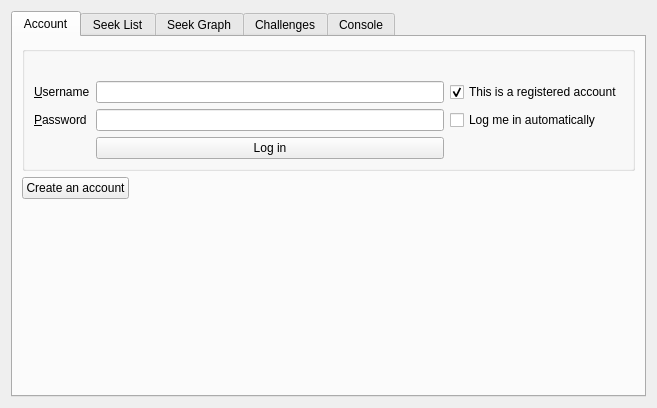
First picture: the form in src/proto/ficsdialog.ui, repository KDE/knights, before the edit.
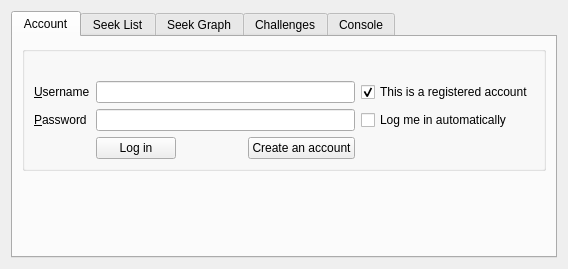
Second picture: the form after the edit. Custom widgets are drawn as their Qt base class.

Commit message: Implement sizeHint() for FicsDialog, rename Reject=>Decline

Patch:
```diff
--- a/src/proto/ficsdialog.ui
+++ b/src/proto/ficsdialog.ui
@@ -6,8 +6,8 @@
    <rect>
     <x>0</x>
     <y>0</y>
-    <width>657</width>
-    <height>408</height>
+    <width>568</width>
+    <height>269</height>
    </rect>
   </property>
   <layout class="QVBoxLayout" name="verticalLayout">
@@ -32,13 +32,20 @@
       <attribute name="title">
        <string>Account</string>
       </attribute>
-      <layout class="QGridLayout" name="gridLayout">
-       <item row="0" column="0" colspan="2">
+      <layout class="QVBoxLayout" name="verticalLayout_3">
+       <item>
         <widget class="QGroupBox" name="logInGroup">
          <property name="title">
           <string/>
          </property>
          <layout class="QGridLayout" name="gridLayout_2">
+          <item row="0" column="0" colspan="5">
+           <widget class="QLabel" name="logInStatusLabel">
+            <property name="text">
+             <string/>
+            </property>
+           </widget>
+          </item>
           <item row="1" column="0">
            <widget class="QLabel" name="usernameLabel">
             <property name="text">
@@ -49,7 +56,7 @@
             </property>
            </widget>
           </item>
-          <item row="1" column="1">
+          <item row="1" column="1" colspan="3">
            <widget class="KLineEdit" name="usernameLineEdit">
             <property name="urlDropsEnabled">
              <bool>false</bool>
@@ -59,7 +66,17 @@
             </property>
            </widget>
           </item>
-          <item row="3" column="0">
+          <item row="1" column="4">
+           <widget class="QCheckBox" name="registeredCheckBox">
+            <property name="text">
+             <string>This is a registered account</string>
+            </property>
+            <property name="checked">
+             <bool>true</bool>
+            </property>
+           </widget>
+          </item>
+          <item row="2" column="0">
            <widget class="QLabel" name="passwordLabel">
             <property name="text">
              <string>&amp;Password</string>
@@ -69,7 +86,7 @@
             </property>
            </widget>
           </item>
-          <item row="3" column="1">
+          <item row="2" column="1" colspan="3">
            <widget class="KLineEdit" name="passwordLineEdit">
             <property name="urlDropsEnabled">
              <bool>false</bool>
@@ -82,24 +99,14 @@
             </property>
            </widget>
           </item>
-          <item row="0" column="0" colspan="3">
-           <widget class="QLabel" name="logInStatusLabel">
+          <item row="2" column="4">
+           <widget class="QCheckBox" name="rememberCheckBox">
             <property name="text">
-             <string/>
+             <string>Log me in automatically</string>
             </property>
            </widget>
           </item>
-          <item row="1" column="2">
-           <widget class="QCheckBox" name="registeredCheckBox">
-            <property name="text">
-             <string>This is a registered account</string>
-            </property>
-            <property name="checked">
-             <bool>true</bool>
-            </property>
-           </widget>
-          </item>
-          <item row="4" column="1">
+          <item row="3" column="1">
            <widget class="KPushButton" name="logInButton">
             <property name="text">
              <string>Log in</string>
@@ -107,16 +114,29 @@
            </widget>
           </item>
           <item row="3" column="2">
-           <widget class="QCheckBox" name="rememberCheckBox">
+           <spacer name="horizontalSpacer_2">
+            <property name="orientation">
+             <enum>Qt::Horizontal</enum>
+            </property>
+            <property name="sizeHint" stdset="0">
+             <size>
+              <width>40</width>
+              <height>20</height>
+             </size>
+            </property>
+           </spacer>
+          </item>
+          <item row="3" column="3">
+           <widget class="KPushButton" name="registerButton">
             <property name="text">
-             <string>Log me in automatically</string>
+             <string>Create an account</string>
             </property>
            </widget>
           </item>
          </layout>
         </widget>
        </item>
-       <item row="5" column="0">
+       <item>
         <spacer name="verticalSpacer">
          <property name="orientation">
           <enum>Qt::Vertical</enum>
@@ -129,26 +149,6 @@
          </property>
         </spacer>
        </item>
-       <item row="2" column="0">
-        <widget class="KPushButton" name="registerButton">
-         <property name="text">
-          <string>Create an account</string>
-         </property>
-        </widget>
-       </item>
-       <item row="2" column="1">
-        <spacer name="horizontalSpacer">
-         <property name="orientation">
-          <enum>Qt::Horizontal</enum>
-         </property>
-         <property name="sizeHint" stdset="0">
-          <size>
-           <width>40</width>
-           <height>20</height>
-          </size>
-         </property>
-        </spacer>
-       </item>
       </layout>
      </widget>
      <widget class="QWidget" name="joinTab">
```
The commit also changes 3 other files.
